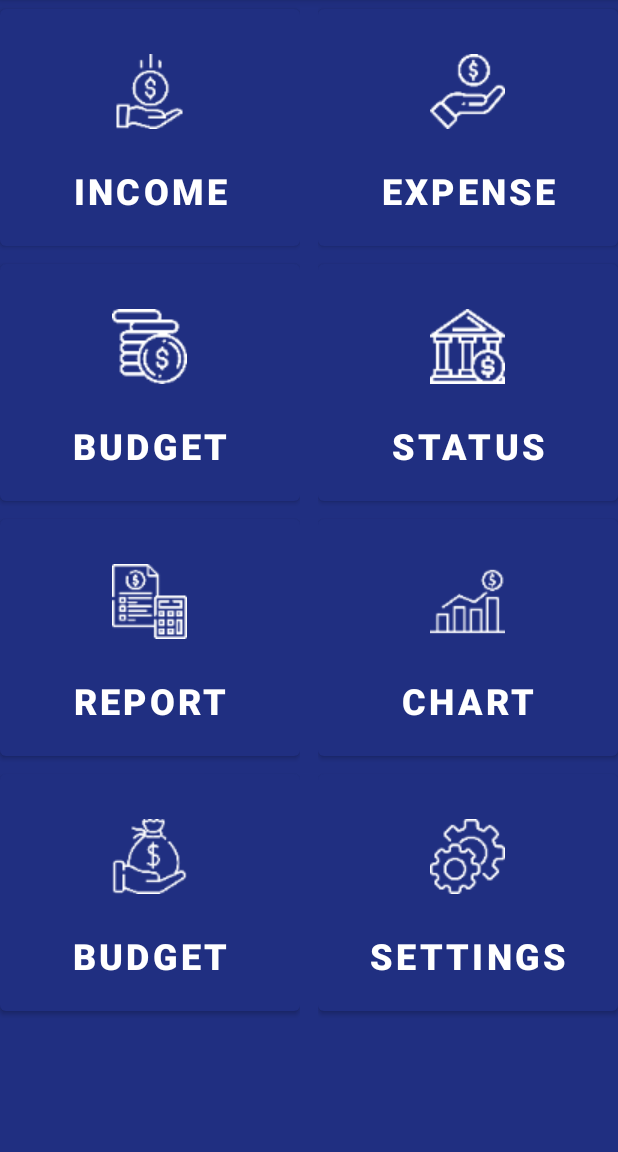
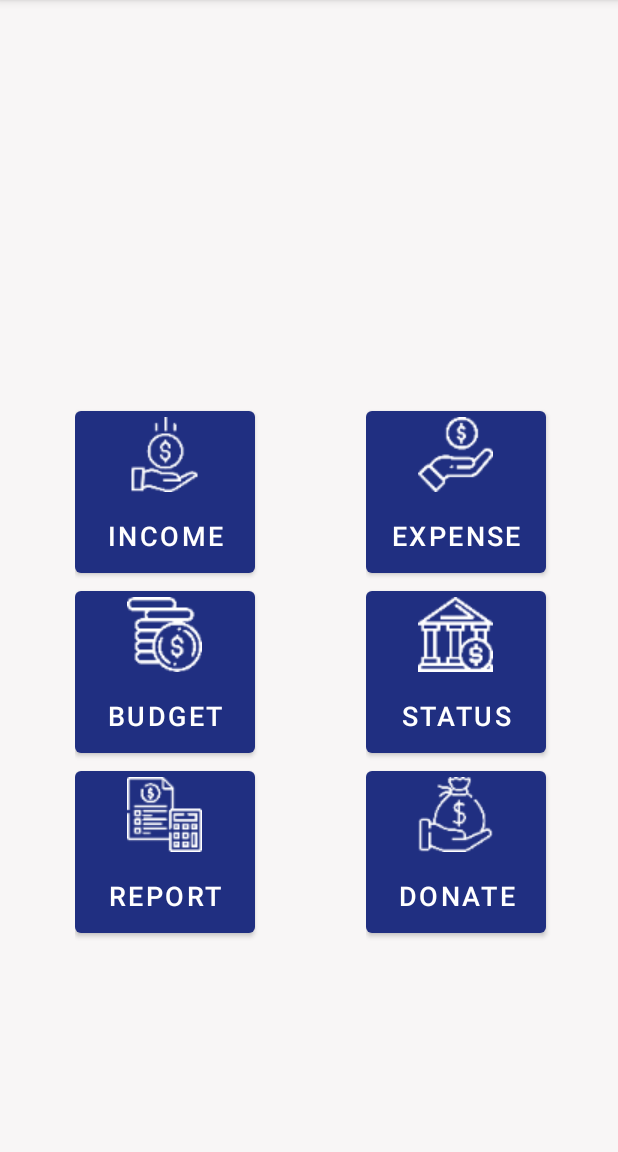
Before and after one commit to Nabilatasnia/NinjaMoneyFinal, an Android app: the screen it shows after launch (MainActivity), on a phone screen of 412 x 824 dp, the part 84-1236 px from its top. Run offline under Robolectric (Android 15) with nearby library versions, the phone set to English and light mode, and no system bars.

Commit message:
New Menu

```diff
--- a/app/src/main/java/com/example/ninjamoney/MainActivity.java
+++ b/app/src/main/java/com/example/ninjamoney/MainActivity.java
@@ -31,18 +31,17 @@ public class MainActivity extends AppCompatActivity implements View.OnClickListe
         budget = findViewById(R.id.budget);
         status = findViewById(R.id.status);
         report = findViewById(R.id.report);
-        chart = findViewById(R.id.chart);
+
         donate = findViewById(R.id.donate);
-        settings = findViewById(R.id.setting);
+
 
         income.setOnClickListener(this);
         expense.setOnClickListener(this);
         budget.setOnClickListener(this);
         status.setOnClickListener(this);
         report.setOnClickListener(this);
-        chart.setOnClickListener(this);
         donate.setOnClickListener(this);
-        settings.setOnClickListener(this);
+
     }
 
 
--- a/app/src/main/res/layout/activity_main.xml
+++ b/app/src/main/res/layout/activity_main.xml
@@ -4,130 +4,92 @@
     xmlns:tools="http://schemas.android.com/tools"
     android:layout_width="match_parent"
     android:layout_height="match_parent"
-    android:background="#202F81"
-
+    android:background="#F8F6F6"
     tools:context=".MainActivity">
 
 
     <LinearLayout
         android:layout_width="200dp"
-        android:layout_height="fill_parent"
-        android:layout_alignParentStart="true"
-
-        android:orientation="vertical">
+        android:layout_height="500dp"
+        android:layout_alignParentBottom="true"
+        android:orientation="vertical"
+        android:paddingLeft="50dp">
 
         <Button
             android:id="@+id/income"
-            android:layout_width="match_parent"
-            android:layout_height="170dp"
+            android:layout_width="120dp"
+            android:layout_height="120dp"
             android:drawableTop="@drawable/income"
             android:drawableTint="@color/white"
 
+            android:text="Income"
+            android:textSize="18dp"
 
-            android:paddingTop="30dp"
-            android:text="Income"
-            android:textSize="24sp"
-            android:textStyle="bold"
             app:backgroundTint="#202F81" />
 
         <Button
             android:id="@+id/budget"
-            android:layout_width="match_parent"
-            android:layout_height="170dp"
+            android:layout_width="120dp"
+            android:layout_height="120dp"
             android:drawableTop="@drawable/budget"
             android:drawableTint="@color/white"
-
-            android:paddingTop="30dp"
             android:text="Budget"
-            android:textSize="24sp"
-            android:textStyle="bold"
+            android:textSize="18dp"
             app:backgroundTint="#202F81" />
 
         <Button
             android:id="@+id/report"
-            android:layout_width="match_parent"
-            android:layout_height="170dp"
+            android:layout_width="120dp"
+            android:layout_height="120dp"
             android:drawableTop="@drawable/report"
             android:drawableTint="@color/white"
-
-            android:paddingTop="30dp"
             android:text="Report"
-            android:textSize="24sp"
-            android:textStyle="bold"
+            android:textSize="18dp"
             app:backgroundTint="#202F81" />
 
-        <Button
-            android:id="@+id/donate"
-            android:layout_width="match_parent"
-            android:layout_height="170dp"
-            android:drawableTop="@drawable/donate"
-            android:drawableTint="@color/white"
-
-            android:paddingTop="30dp"
-            android:text="Budget"
-            android:textSize="24sp"
-            android:textStyle="bold"
-            app:backgroundTint="#202F81" />
 
     </LinearLayout>
 
     <LinearLayout
         android:layout_width="200dp"
-        android:layout_height="fill_parent"
+        android:layout_height="500dp"
         android:layout_alignParentRight="true"
-
-        android:orientation="vertical">
+        android:layout_alignParentBottom="true"
+        android:layout_marginRight="-2dp"
+        android:layout_marginBottom="0dp"
+        android:orientation="vertical"
+        android:paddingLeft="30dp">
 
         <Button
             android:id="@+id/expense"
-            android:layout_width="match_parent"
-            android:layout_height="170dp"
+            android:layout_width="120dp"
+            android:layout_height="120dp"
             android:drawableTop="@drawable/expense"
             android:drawableTint="@color/white"
-
-            android:paddingTop="30dp"
             android:text="Expense"
-            android:textSize="24sp"
-            android:textStyle="bold"
+            android:textSize="18dp"
             app:backgroundTint="#202F81" />
 
         <Button
             android:id="@+id/status"
-            android:layout_width="match_parent"
-            android:layout_height="170dp"
+            android:layout_width="120dp"
+            android:layout_height="120dp"
             android:drawableTop="@drawable/moneystatus"
             android:drawableTint="@color/white"
-
-            android:paddingTop="30dp"
             android:text="Status"
-            android:textSize="24sp"
-            android:textStyle="bold"
+            android:textSize="18dp"
             app:backgroundTint="#202F81" />
 
-        <Button
-            android:id="@+id/chart"
-            android:layout_width="match_parent"
-            android:layout_height="170dp"
-            android:drawableTop="@drawable/chart"
-            android:drawableTint="@color/white"
-
-            android:paddingTop="30dp"
-            android:text="Chart"
-            android:textSize="24sp"
-            android:textStyle="bold"
-            app:backgroundTint="#202F81" />
 
         <Button
-            android:id="@+id/setting"
-            android:layout_width="match_parent"
-            android:layout_height="170dp"
-            android:drawableTop="@drawable/setting"
+            android:id="@+id/donate"
+            android:layout_width="120dp"
+            android:layout_height="120dp"
+            android:drawableTop="@drawable/donate"
             android:drawableTint="@color/white"
+            android:text="Donate"
+            android:textSize="18dp"
 
-            android:paddingTop="30dp"
-            android:text="Settings"
-            android:textSize="24sp"
-            android:textStyle="bold"
             app:backgroundTint="#202F81" />
 
     </LinearLayout>
```
